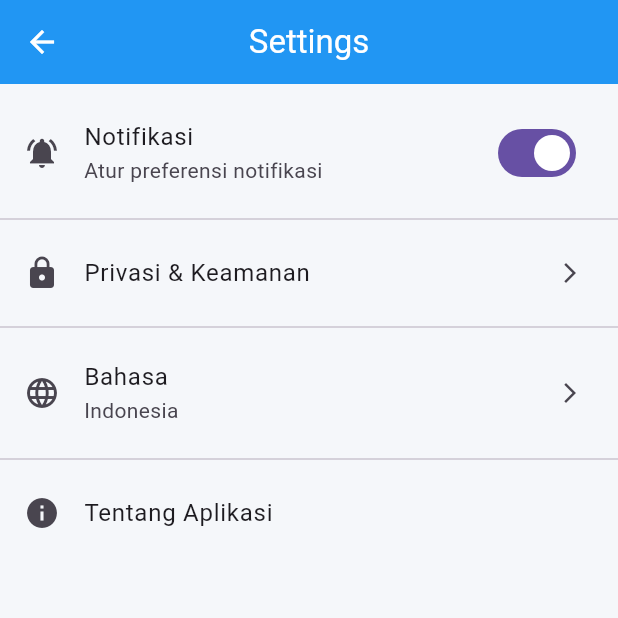
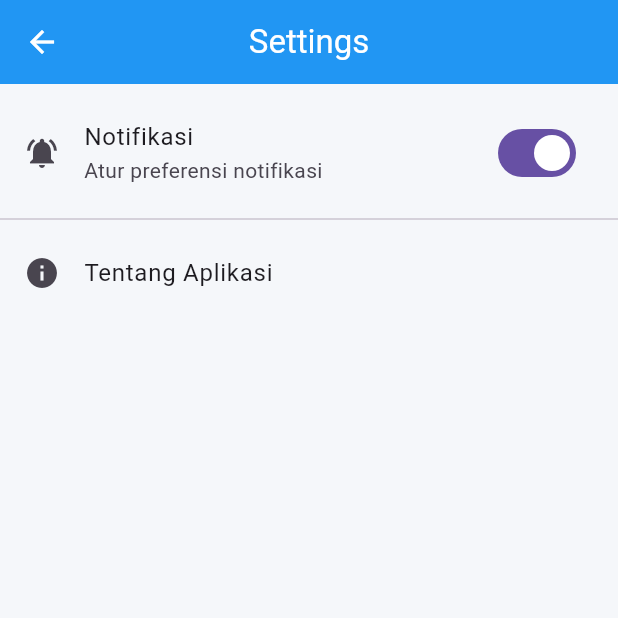
Before and after one commit to Naufal54/Tubes_IoT-ES-AI_Kelompok5, a Flutter app: the screen it shows after launch, item 3 of the bottom bar chosen, after a tap on "Settings", on a phone screen of 412 x 824 dp, the top half of it. Run offline on Flutter 3.47's test engine with Material 3 defaults, Android fonts, the phone set to English and light mode, and no system bars; our stand-ins replace flutter_map, latlong2.

Commit message:
update setting page

```diff
--- a/fall_detection_app/lib/core/constants/user_info.dart
+++ b/fall_detection_app/lib/core/constants/user_info.dart
@@ -2,7 +2,7 @@ class UserInfo {
   static String username = 'User Name';
   static String email = 'user@example.com';
   static String phoneNumber = '';
-  static String emergencyName = '';
-  static String emergencyRelation = '';
-  static String emergencyPhone = '';
+  static String emergencyName = 'User Emergency';
+  static String emergencyRelation = 'Keluarga';
+  static String emergencyPhone = '123-456-7890';
 }
--- a/fall_detection_app/lib/features/home/home_page.dart
+++ b/fall_detection_app/lib/features/home/home_page.dart
@@ -90,7 +90,7 @@ class _HomePageState extends State<HomePage> {
 
       // ===== STATUS + RIWAYAT CONTAINER =====
       Padding(
-        padding: const EdgeInsets.symmetric(horizontal: 16),
+        padding: const EdgeInsets.symmetric(horizontal: 12),
         child: StatusRiwayatContainer(
           currentStatus: 'Normal',
           lastUpdate: '10:32 AM',
--- a/fall_detection_app/lib/features/profile/settings_page.dart
+++ b/fall_detection_app/lib/features/profile/settings_page.dart
@@ -23,21 +23,6 @@ class SettingsPage extends StatelessWidget {
           ),
           const Divider(),
           ListTile(
-            leading: const Icon(Icons.lock),
-            title: const Text('Privasi & Keamanan'),
-            trailing: const Icon(Icons.arrow_forward_ios, size: 16),
-            onTap: () {},
-          ),
-          const Divider(),
-          ListTile(
-            leading: const Icon(Icons.language),
-            title: const Text('Bahasa'),
-            subtitle: const Text('Indonesia'),
-            trailing: const Icon(Icons.arrow_forward_ios, size: 16),
-            onTap: () {},
-          ),
-          const Divider(),
-          ListTile(
             leading: const Icon(Icons.info),
             title: const Text('Tentang Aplikasi'),
             onTap: () {},
```
